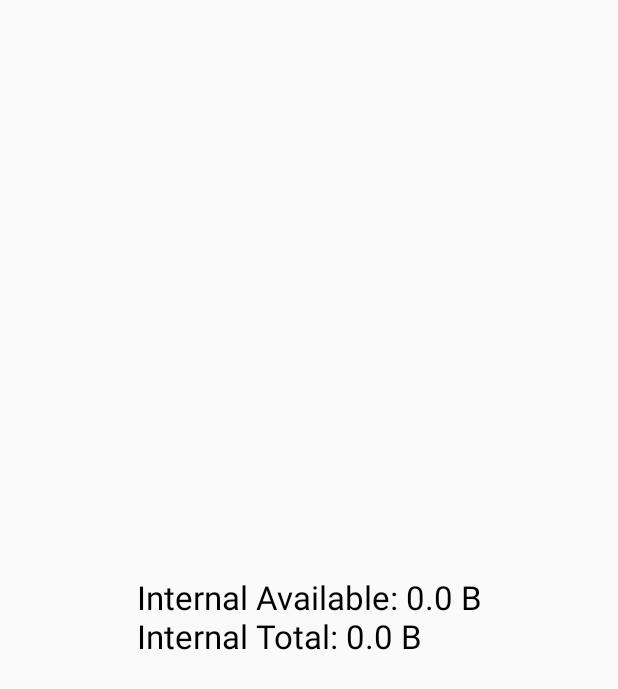
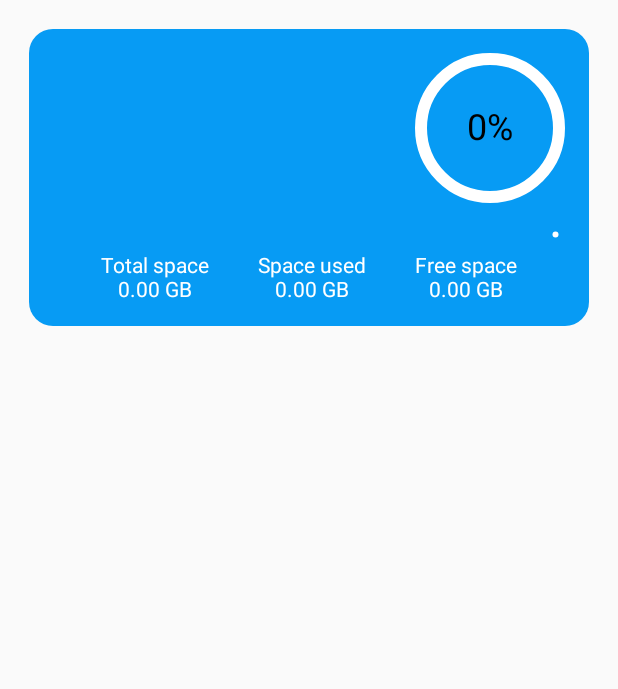
Before and after one commit to bypriyan/QuickShareApp, an Android app built with Jetpack Compose: the screen it shows after launch (MainActivity), on a phone screen of 412 x 824 dp. Shown: the top 689 px of the screen. Run offline under Robolectric (Android 15) with nearby library versions, the phone set to English and light mode, and no system bars.

Commit message:
design the storage ui

```diff
--- a/app/src/main/java/com/multishare/Splash_Screen_Compose.kt
+++ b/app/src/main/java/com/multishare/Splash_Screen_Compose.kt
@@ -1,11 +1,20 @@
 package com.multishare
+
+import StorageUsageScreen
 
 import android.os.Environment
 import android.os.StatFs
 import androidx.compose.foundation.layout.Arrangement
 import androidx.compose.foundation.layout.Box
 import androidx.compose.foundation.layout.Column
+import androidx.compose.foundation.layout.Row
+import androidx.compose.foundation.layout.Spacer
 import androidx.compose.foundation.layout.fillMaxSize
+import androidx.compose.foundation.layout.fillMaxWidth
+import androidx.compose.foundation.layout.height
+import androidx.compose.foundation.layout.padding
+import androidx.compose.foundation.layout.size
+import androidx.compose.material3.CircularProgressIndicator
 import androidx.compose.material3.Text
 import androidx.compose.runtime.Composable
 import androidx.compose.runtime.LaunchedEffect
@@ -15,6 +24,8 @@ import androidx.compose.runtime.remember
 import androidx.compose.runtime.setValue
 import androidx.compose.ui.Alignment
 import androidx.compose.ui.Modifier
+import androidx.compose.ui.graphics.Color
+import androidx.compose.ui.unit.dp
 import androidx.compose.ui.unit.sp
 import com.airbnb.lottie.compose.LottieAnimation
 import com.airbnb.lottie.compose.LottieCompositionSpec
@@ -30,12 +41,13 @@ fun SplashScreenContent() {
 
     // Launch effect to wait for the splash screen
     LaunchedEffect(key1 = true) {
-        delay(3000L) // 3-second delay for the splash screen
+        delay(1000L) // 3-second delay for the splash screen
         showMainScreen = true
     }
 
     if (showMainScreen) {
-        MainContent(internalStorageInfo = getInternalStorageInfo())
+        MainContent()
+        StorageUsageScreen()
     } else {
         SplashScreen()
     }
@@ -63,45 +75,12 @@ fun SplashScreen() {
 }
 
 @Composable
-fun MainContent(internalStorageInfo: String) {
+fun MainContent() {
     Column(
         modifier = Modifier.fillMaxSize(),
         verticalArrangement = Arrangement.Center,
         horizontalAlignment = Alignment.CenterHorizontally
     ) {
-        Text(internalStorageInfo, fontSize = 22.sp)
+
     }
 }
-
-fun getInternalStorageInfo(): String {
-    val iPath = Environment.getDataDirectory()
-    val iStat = StatFs(iPath.path)
-    val iBlockSize = iStat.blockSizeLong
-    val iAvailableBlocks = iStat.availableBlocksLong
-    val iTotalBlocks = iStat.blockCountLong
-    val iAvailableSpace = formatSize(iAvailableBlocks * iBlockSize)
-    val iTotalSpace = formatSize(iTotalBlocks * iBlockSize)
-    return "Internal Available: $iAvailableSpace\nInternal Total: $iTotalSpace"
-}
-
-private fun formatSize(size: Long): String {
-    var sizeInBytes = size.toDouble()
-    var suffix = "B" // Default suffix
-
-    when {
-        sizeInBytes >= 1024 * 1024 * 1024 -> { // GB
-            sizeInBytes /= (1024 * 1024 * 1024)
-            suffix = "GB"
-        }
-        sizeInBytes >= 1024 * 1024 -> { // MB
-            sizeInBytes /= (1024 * 1024)
-            suffix = "MB"
-        }
-        sizeInBytes >= 1024 -> { // KB
-            sizeInBytes /= 1024
-            suffix = "KB"
-        }
-    }
-
-    // Format to one decimal place
-    return String.format("%.1f %s", sizeInBytes, suffix)}
--- /dev/null
+++ b/app/src/main/java/com/multishare/StorageIndicator.kt
@@ -0,0 +1,104 @@
+import androidx.compose.foundation.background
+import androidx.compose.foundation.shape.RoundedCornerShape
+import androidx.compose.foundation.layout.*
+import androidx.compose.material3.CircularProgressIndicator
+import androidx.compose.material3.LinearProgressIndicator
+import androidx.compose.material3.Text
+import androidx.compose.runtime.Composable
+import androidx.compose.ui.Alignment
+import androidx.compose.ui.Modifier
+import androidx.compose.ui.graphics.Color
+import androidx.compose.ui.unit.dp
+import androidx.compose.ui.unit.sp
+import android.os.Environment
+import android.os.StatFs
+import androidx.compose.ui.res.colorResource
+import com.multishare.R
+
+
+@Composable
+fun StorageUsageScreen() {
+    val statFs = StatFs(Environment.getExternalStorageDirectory().absolutePath)
+    val totalBytes = statFs.blockCountLong * statFs.blockSizeLong
+    val freeBytes = statFs.availableBlocksLong * statFs.blockSizeLong
+    val usedBytes = totalBytes - freeBytes
+    val totalSpace = totalBytes.toDouble() / (1024 * 1024 * 1024)
+    val usedSpace = usedBytes.toDouble() / (1024 * 1024 * 1024)
+    val freeSpace = freeBytes.toDouble() / (1024 * 1024 * 1024)
+
+    Box(
+        modifier = Modifier
+            .fillMaxSize()
+            .padding(16.dp) // Optional: Add padding around the box
+    ) {
+        Box(
+            modifier = Modifier
+                .fillMaxWidth()
+                .padding(3.dp)
+                .background(color = colorResource(id = R.color.cBlue), shape = RoundedCornerShape(16.dp))
+                .padding(16.dp) // Inner padding for the content
+        ) {
+            Column(
+                horizontalAlignment = Alignment.End,
+                verticalArrangement = Arrangement.Center,
+                modifier = Modifier.fillMaxWidth()
+            ) {
+                Box(contentAlignment = Alignment.Center) {
+                    // Background CircularProgressIndicator for remaining space
+                    CircularProgressIndicator(
+                        progress = 1f, // Show full circle
+                        color = Color.White, // Gray color for remaining space
+                        strokeWidth = 8.dp,
+                        modifier = Modifier.size(100.dp)
+                    )
+                    // Foreground CircularProgressIndicator for used space
+                    CircularProgressIndicator(
+                        progress = usedSpace.toFloat() / totalSpace.toFloat(),
+                        color = Color.Blue, // Blue color for used space
+                        strokeWidth = 8.dp,
+                        modifier = Modifier.size(100.dp)
+                    )
+                    Text(
+                        text = "${(usedSpace / totalSpace * 100).toInt()}%",
+                        fontSize = 24.sp,
+                        color = Color.Black
+                    )
+                }
+
+                Spacer(modifier = Modifier.height(16.dp))
+
+                // LinearProgressIndicator for used space
+                LinearProgressIndicator(
+                    progress = usedSpace.toFloat() / totalSpace.toFloat(),
+                    color = Color.White,
+                    modifier = Modifier
+                        .fillMaxWidth()
+                        .height(10.dp)
+                        .padding(horizontal = 1.dp)
+                )
+                Spacer(modifier = Modifier.height(8.dp))
+
+                // Row for displaying space information
+                Row(
+                    horizontalArrangement = Arrangement.SpaceBetween,
+                    modifier = Modifier.fillMaxWidth().padding(horizontal = 32.dp)
+                ) {
+                    Column(horizontalAlignment = Alignment.CenterHorizontally) {
+                        Text(text = "Total space", color = Color.White)
+                        Text(text = "%.2f GB".format(totalSpace), color = Color.White)
+                    }
+                    Spacer(modifier = Modifier.height(3.dp))
+                    Column(horizontalAlignment = Alignment.CenterHorizontally) {
+                        Text(text = "Space used", color = Color.White)
+                        Text(text = "%.2f GB".format(usedSpace), color = Color.White)
+                    }
+                    Spacer(modifier = Modifier.height(3.dp))
+                    Column(horizontalAlignment = Alignment.CenterHorizontally) {
+                        Text(text = "Free space", color = Color.White)
+                        Text(text = "%.2f GB".format(freeSpace), color = Color.White)
+                    }
+                }
+            }
+        }
+    }
+}
--- a/app/src/main/res/values/colors.xml
+++ b/app/src/main/res/values/colors.xml
@@ -22,6 +22,6 @@
     <color name="red">#CB202D </color>
     <color name="orange">#FF8C00 </color>
     <color name="yellow">#FFC107</color>
-    <color name="skyBlue">#005cb9</color>
-    <color name="appColor">#3165cc</color>
+    <color name="skyBlue">#005cb9</color>>
+    <color name="cBlue">#079BF4</color>
 </resources>
```
